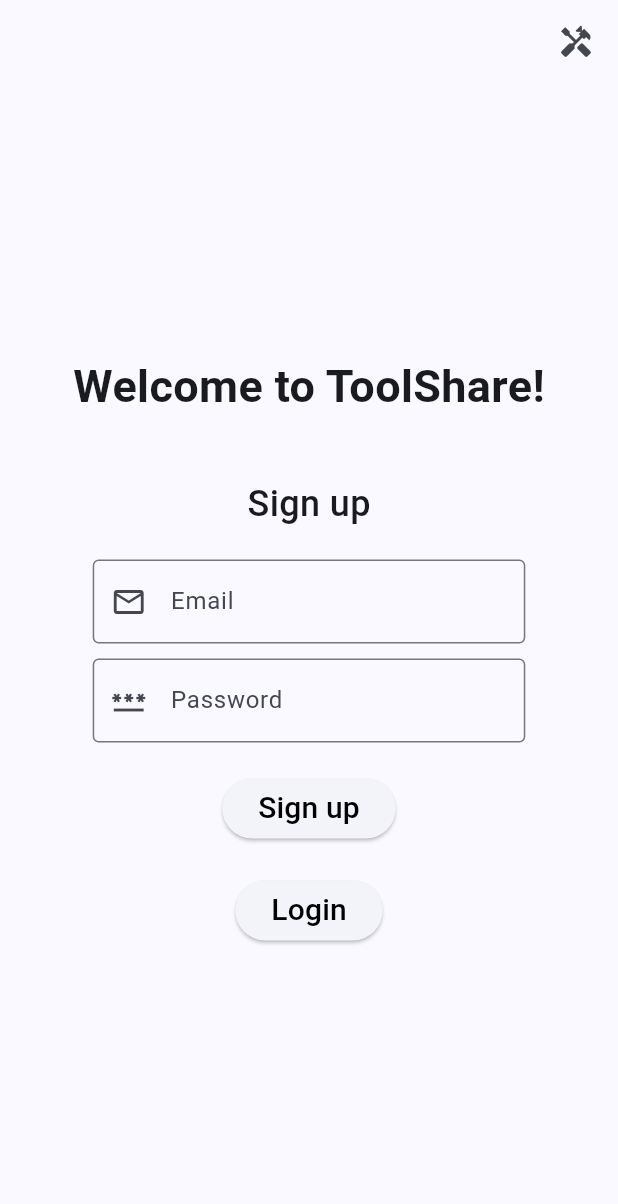
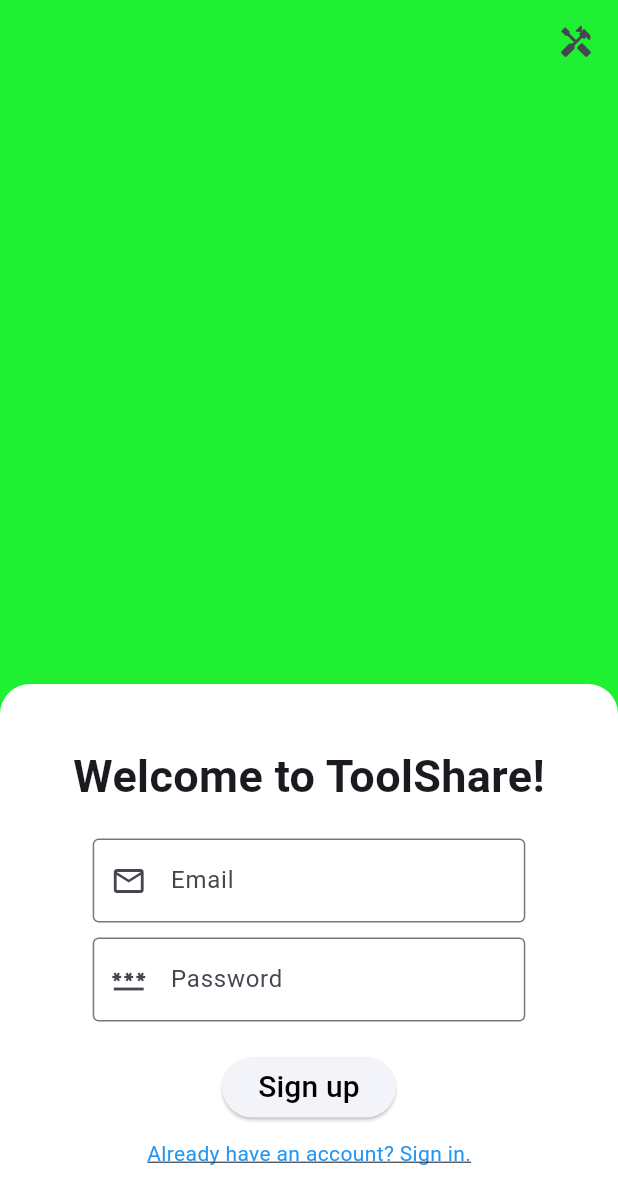
Before and after one commit to 25thNight0901/ToolShare, a Flutter app: the screen it shows after launch, on a phone screen of 412 x 824 dp. Shown: the top 1204 px of the screen. Run offline on Flutter 3.47's test engine with Material 3 defaults, Android fonts, the light colour scheme and no system bars; our stand-ins replace firebase_auth, firebase_core; accounts and stored records are empty.

Commit message:
Add more styling to authentication screens.

```diff
--- a/lib/screens/home.dart
+++ b/lib/screens/home.dart
@@ -23,14 +23,10 @@
       if (userCredential.user != null) {
         Navigator.pushReplacementNamed(context, '/dashboard');
       }
-
-      ScaffoldMessenger.of(context).showSnackBar(
-        const SnackBar(content: Text('User registered and logged in!')),
-      );
     } on FirebaseAuthException catch (e) {
       ScaffoldMessenger.of(
         context,
-      ).showSnackBar(SnackBar(content: Text('Error: ${e.message}.')));
+      ).showSnackBar(SnackBar(content: Text('${e.message}.')));
     }
   }
 
@@ -39,7 +35,10 @@
     double screenWidth = MediaQuery.of(context).size.width;
 
     return Scaffold(
+      backgroundColor: Color.fromRGBO(288, 240, 50, 140),
       appBar: AppBar(
+        backgroundColor: Color.fromRGBO(288, 240, 50, 0),
+        elevation: 0,
         actions: [
           Padding(
             padding: const EdgeInsets.symmetric(horizontal: 16.0),
@@ -47,18 +46,22 @@
           ),
         ],
       ),
-      body: Center(
+      body: Container(
+        margin: const EdgeInsets.only(top: 400),
+        padding: EdgeInsets.only(top: 40),
+        width: double.infinity,
+        decoration: BoxDecoration(
+          color: Colors.white,
+          borderRadius: BorderRadius.only(
+            topRight: Radius.circular(20),
+            topLeft: Radius.circular(20),
+          ),
+        ),
         child: Column(
           children: [
-            SizedBox(height: 180),
             Text(
               'Welcome to ToolShare!',
               style: TextStyle(fontSize: 30, fontWeight: FontWeight.bold),
-            ),
-            const SizedBox(height: 40),
-            Text(
-              'Sign up',
-              style: TextStyle(fontSize: 24, fontWeight: FontWeight.w500),
             ),
             SizedBox(height: 20),
             ConstrainedBox(
@@ -102,14 +105,20 @@
               ),
               // input velden
             ),
-            const SizedBox(height: 20),
-            ElevatedButton(
-              onPressed: () {
-                Navigator.pushNamed(context, '/login');
-              },
-              child: const Text(
-                'Login',
-                style: TextStyle(color: Colors.black, fontSize: 20),
+            const SizedBox(height: 10),
+            MouseRegion(
+              cursor: SystemMouseCursors.click,
+              child: GestureDetector(
+                onTap: () {
+                  Navigator.pushNamed(context, '/login'); // or your route
+                },
+                child: Text(
+                  "Already have an account? Sign in.",
+                  style: TextStyle(
+                    color: Colors.blue,
+                    decoration: TextDecoration.underline,
+                  ),
+                ),
               ),
             ),
           ],
```
Also changed, not shown: lib/screens/login.dart (+16 -13 lines).
